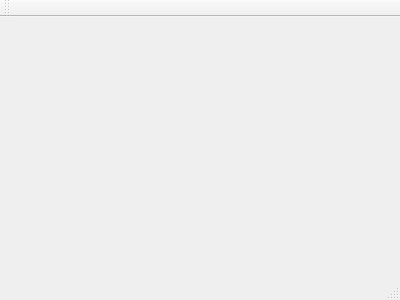
The window that mainwindow.ui (sergeyyy228/laba_cdm_3) describes before a commit, drawn with Qt 5.
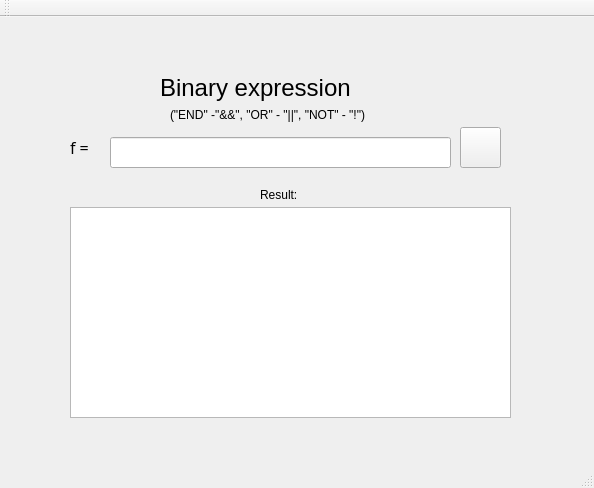
The same window after the commit. Icons and pictures are not drawn.

The edit to the form file:
```diff
--- a/mainwindow.ui
+++ b/mainwindow.ui
@@ -1,24 +1,159 @@
 <ui version="4.0">
  <class>MainWindow</class>
- <widget class="QMainWindow" name="MainWindow" >
-  <property name="geometry" >
+ <widget class="QMainWindow" name="MainWindow">
+  <property name="geometry">
    <rect>
     <x>0</x>
     <y>0</y>
-    <width>400</width>
-    <height>300</height>
+    <width>594</width>
+    <height>488</height>
    </rect>
   </property>
   <property name="windowTitle" >
    <string>MainWindow</string>
   </property>
-  <widget class="QMenuBar" name="menuBar" />
-  <widget class="QToolBar" name="mainToolBar" />
-  <widget class="QWidget" name="centralWidget" />
-  <widget class="QStatusBar" name="statusBar" />
+  <property name="autoFillBackground">
+   <bool>false</bool>
+  </property>
+  <property name="styleSheet">
+   <string notr="true">white
+background-color: rgb(247, 247, 247);</string>
+  </property>
+  <widget class="QWidget" name="centralWidget">
+   <widget class="QLabel" name="label">
+    <property name="geometry">
+     <rect>
+      <x>160</x>
+      <y>40</y>
+      <width>241</width>
+      <height>61</height>
+     </rect>
+    </property>
+    <property name="font">
+     <font>
+      <family>MS Shell Dlg 2</family>
+      <pointsize>18</pointsize>
+     </font>
+    </property>
+    <property name="text">
+     <string>Binary expression</string>
+    </property>
+   </widget>
+   <widget class="QLabel" name="label_2">
+    <property name="geometry">
+     <rect>
+      <x>170</x>
+      <y>90</y>
+      <width>221</width>
+      <height>16</height>
+     </rect>
+    </property>
+    <property name="text">
+     <string>(&quot;END&quot; -&quot;&amp;&amp;&quot;, &quot;OR&quot; - &quot;||&quot;, &quot;NOT&quot; - &quot;!&quot;)</string>
+    </property>
+   </widget>
+   <widget class="QLineEdit" name="lineEdit">
+    <property name="geometry">
+     <rect>
+      <x>110</x>
+      <y>120</y>
+      <width>341</width>
+      <height>31</height>
+     </rect>
+    </property>
+    <property name="layoutDirection">
+     <enum>Qt::LeftToRight</enum>
+    </property>
+    <property name="text">
+     <string/>
+    </property>
+   </widget>
+   <widget class="QPushButton" name="pushButton">
+    <property name="geometry">
+     <rect>
+      <x>460</x>
+      <y>110</y>
+      <width>41</width>
+      <height>41</height>
+     </rect>
+    </property>
+    <property name="autoFillBackground">
+     <bool>true</bool>
+    </property>
+    <property name="text">
+     <string/>
+    </property>
+    <property name="icon">
+     <iconset resource="resurs.qrc">
+      <normaloff>:/buton</normaloff>:/buton</iconset>
+    </property>
+   </widget>
+   <widget class="QLabel" name="label_3">
+    <property name="geometry">
+     <rect>
+      <x>70</x>
+      <y>110</y>
+      <width>31</width>
+      <height>41</height>
+     </rect>
+    </property>
+    <property name="font">
+     <font>
+      <family>MS Reference Sans Serif</family>
+      <pointsize>12</pointsize>
+     </font>
+    </property>
+    <property name="text">
+     <string>f =</string>
+    </property>
+   </widget>
+   <widget class="QTableWidget" name="tableWidget">
+    <property name="geometry">
+     <rect>
+      <x>70</x>
+      <y>190</y>
+      <width>441</width>
+      <height>211</height>
+     </rect>
+    </property>
+   </widget>
+   <widget class="QLabel" name="label_4">
+    <property name="geometry">
+     <rect>
+      <x>260</x>
+      <y>170</y>
+      <width>55</width>
+      <height>16</height>
+     </rect>
+    </property>
+    <property name="text">
+     <string>Result:</string>
+    </property>
+   </widget>
+  </widget>
+  <widget class="QMenuBar" name="menuBar">
+   <property name="geometry">
+    <rect>
+     <x>0</x>
+     <y>0</y>
+     <width>594</width>
+     <height>26</height>
+    </rect>
+   </property>
+  </widget>
+  <widget class="QToolBar" name="mainToolBar">
+   <attribute name="toolBarArea">
+    <enum>TopToolBarArea</enum>
+   </attribute>
+   <attribute name="toolBarBreak">
+    <bool>false</bool>
+   </attribute>
+  </widget>
+  <widget class="QStatusBar" name="statusBar"/>
  </widget>
- <layoutDefault spacing="6" margin="11" />
- <pixmapfunction></pixmapfunction>
- <resources/>
+ <layoutdefault spacing="6" margin="11"/>
+ <resources>
+  <include location="resurs.qrc"/>
+ </resources>
  <connections/>
 </ui>
```
Left out of the diff: 3 changed lines with no effect on the pictures.
